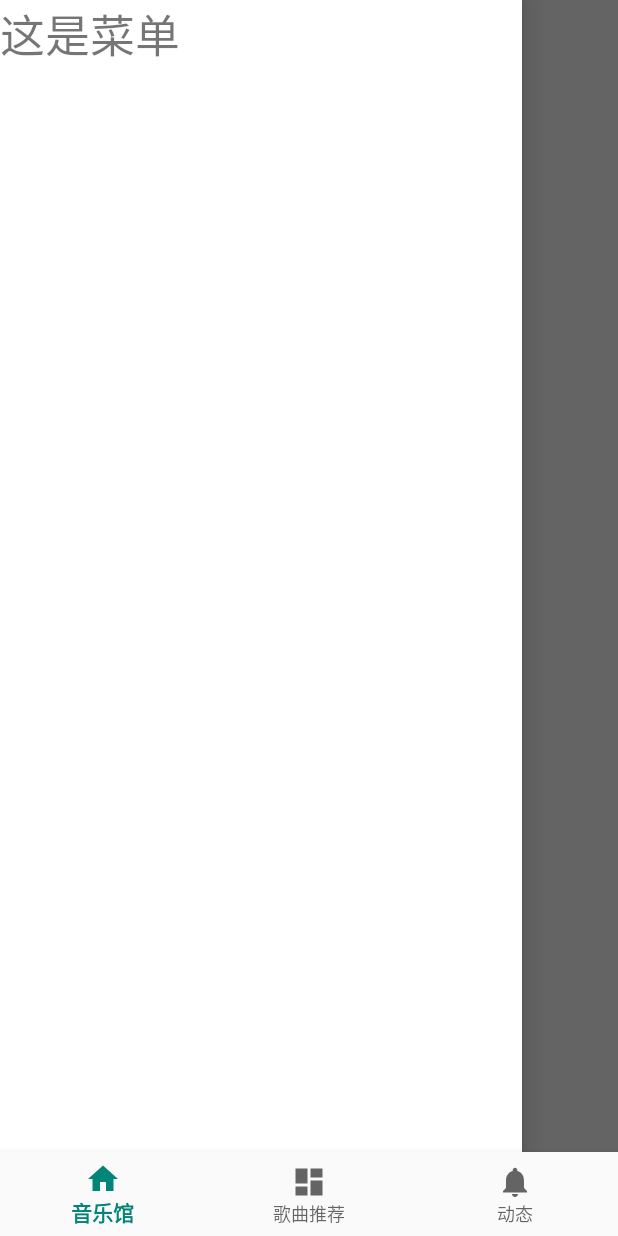
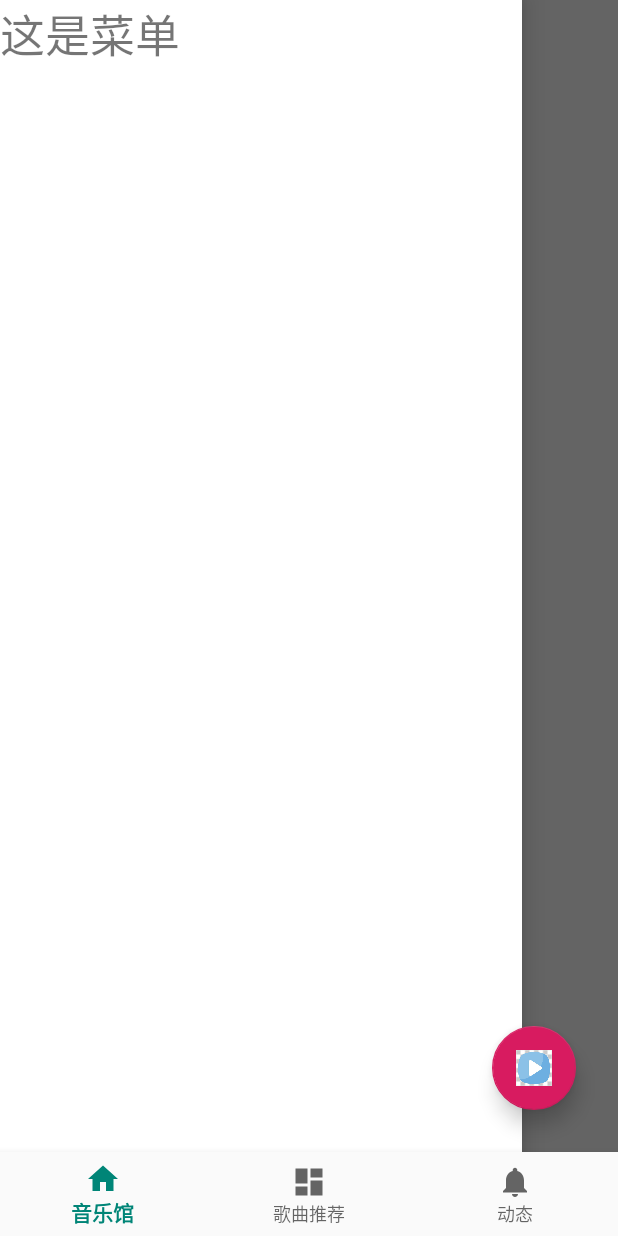
Before and after one commit to Xf-asuka-miona-yoda/NogiMusic, an Android app: the HomeActivity screen opened directly, with no data from a screen before it, with the side drawer open, on a phone screen of 412 x 824 dp. Run offline under Robolectric (Android 15) with nearby library versions, the light colour scheme and no system bars; libraries missing offline, so code that uses them is left out: com.youth.banner; pictures from the network do not load; 9 statements that could not run were skipped.

Commit message:
7th commit

```diff
--- a/app/build.gradle
+++ b/app/build.gradle
@@ -36,4 +36,6 @@ dependencies {
     implementation 'com.squareup.okhttp3:okhttp:3.7.0'
     implementation 'com.squareup.okio:okio:1.8.0'
     implementation 'com.google.code.gson:gson:2.7'
+    implementation 'com.youth.banner:banner:1.4.9'
+    implementation 'com.github.bumptech.glide:glide:3.7.0'
 }
--- a/app/src/main/AndroidManifest.xml
+++ b/app/src/main/AndroidManifest.xml
@@ -3,6 +3,8 @@
     package="com.example.nogimusic">
 
     <uses-permission android:name="android.permission.INTERNET" />
+    <uses-permission android:name="android.permission.READ_EXTERNAL_STORAGE" />
+    <uses-permission android:name="android.permission.WRITE_EXTERNAL_STORAGE"/>
 
     <application
         android:allowBackup="true"
--- a/app/src/main/java/com/example/nogimusic/HomeActivity.java
+++ b/app/src/main/java/com/example/nogimusic/HomeActivity.java
@@ -4,16 +4,19 @@ import android.content.Intent;
 import android.os.Bundle;
 import android.support.annotation.NonNull;
 import android.support.design.widget.BottomNavigationView;
+import android.support.design.widget.FloatingActionButton;
 import android.support.v4.app.Fragment;
 import android.support.v4.app.FragmentManager;
 import android.support.v4.app.FragmentTransaction;
 import android.support.v7.app.AppCompatActivity;
 import android.view.MenuItem;
+import android.view.View;
 import android.widget.TextView;
+import android.widget.Toast;
 
 public class HomeActivity extends AppCompatActivity {
 
-    private TextView mTextMessage;
+    private FloatingActionButton fab;
     private Music_home music_home_fragment;
     private Music_recommend music_recommend_fragment;
     private Social_contact social_contact_fragment;
@@ -48,11 +51,18 @@ public class HomeActivity extends AppCompatActivity {
         super.onCreate(savedInstanceState);
         setContentView(R.layout.activity_home);
 
-        mTextMessage = (TextView) findViewById(R.id.message);
         BottomNavigationView navigation = (BottomNavigationView) findViewById(R.id.navigation);
         navigation.setOnNavigationItemSelectedListener(mOnNavigationItemSelectedListener);
         initfragment();
         replaceFragment(music_home_fragment);
+
+        fab = (FloatingActionButton) findViewById(R.id.fab);
+        fab.setOnClickListener(new View.OnClickListener() {
+            @Override
+            public void onClick(View v) {
+                Toast.makeText(HomeActivity.this, "悬浮按钮来喽", Toast.LENGTH_SHORT).show();
+            }
+        });
     }
 
     @Override
--- a/app/src/main/java/com/example/nogimusic/Music_home.java
+++ b/app/src/main/java/com/example/nogimusic/Music_home.java
@@ -1,19 +1,91 @@
 package com.example.nogimusic;
 
+import android.content.Context;
 import android.os.Bundle;
 import android.support.annotation.NonNull;
 import android.support.annotation.Nullable;
 import android.support.v4.app.Fragment;
+import android.util.Log;
 import android.view.LayoutInflater;
 import android.view.View;
 import android.view.ViewGroup;
+import android.widget.ImageView;
 
-public class Music_home extends Fragment {
+import com.bumptech.glide.Glide;
+import com.youth.banner.Banner;
+import com.youth.banner.BannerConfig;
+import com.youth.banner.Transformer;
+import com.youth.banner.listener.OnBannerListener;
+import com.youth.banner.loader.ImageLoader;
+
+import java.util.ArrayList;
+
+public class Music_home extends Fragment implements OnBannerListener {
     private View view;
+
+    private Banner banner;
+    private ArrayList<String> list_path;
+    private ArrayList<String> list_title;
+
     @Nullable
     @Override
     public View onCreateView(@NonNull LayoutInflater inflater, @Nullable ViewGroup container, @Nullable Bundle savedInstanceState) {
         view = inflater.inflate(R.layout.music_home, container, false);
         return view;
     }
+
+    @Override
+    public void onActivityCreated(@Nullable Bundle savedInstanceState) {
+        super.onActivityCreated(savedInstanceState);
+        initBanner();
+    }
+
+    public void initBanner(){ //初始化轮播图
+        banner = (Banner)view.findViewById(R.id.banner);
+        list_path = new ArrayList<>();
+        //放标题的集合
+        list_title = new ArrayList<>();
+
+        list_path.add(Global_Variable.ip + "NogiMusic/轮播1.jpg");
+        list_path.add(Global_Variable.ip + "NogiMusic/轮播2.jpg");
+        list_path.add(Global_Variable.ip + "NogiMusic/轮播3.jpg");
+        list_path.add(Global_Variable.ip + "NogiMusic/轮播4.jpg");
+        list_title.add("好好学习");
+        list_title.add("天天向上");
+        list_title.add("热爱劳动");
+        list_title.add("不搞对象");
+        //设置内置样式，共有六种可以点入方法内逐一体验使用。
+        banner.setBannerStyle(BannerConfig.CIRCLE_INDICATOR_TITLE_INSIDE);
+        //设置图片加载器，图片加载器在下方
+        banner.setImageLoader(new MyLoader());
+        //设置图片网址或地址的集合
+        banner.setImages(list_path);
+        //设置轮播的动画效果，内含多种特效，可点入方法内查找后内逐一体验
+        banner.setBannerAnimation(Transformer.Default);
+        //设置轮播图的标题集合
+        banner.setBannerTitles(list_title);
+        //设置轮播间隔时间
+        banner.setDelayTime(3000);
+        //设置是否为自动轮播，默认是“是”。
+        banner.isAutoPlay(true);
+        //设置指示器的位置，小点点，左中右。
+        banner.setIndicatorGravity(BannerConfig.CENTER)
+                //以上内容都可写成链式布局，这是轮播图的监听。比较重要。方法在下面。
+                .setOnBannerListener(this)
+                //必须最后调用的方法，启动轮播图。
+                .start();
+    }
+
+    @Override
+    public void OnBannerClick(int position) {
+        Log.d("tag", "你点了第"+position+"张轮播图");
+    }
+
+    //自定义的图片加载器
+    private class MyLoader extends ImageLoader {
+        @Override
+        public void displayImage(Context context, Object path, ImageView imageView) {
+            Glide.with(context).load((String) path).into(imageView);
+        }
+    }
 }
--- a/app/src/main/res/layout/activity_home.xml
+++ b/app/src/main/res/layout/activity_home.xml
@@ -7,13 +7,22 @@
     android:orientation="vertical"
     tools:context=".MainActivity">
 
+    <android.support.design.widget.FloatingActionButton
+        android:id="@+id/fab"
+        android:layout_width="wrap_content"
+        android:layout_height="wrap_content"
+        android:layout_gravity="bottom|end"
+        android:layout_marginEnd="28dp"
+        android:layout_marginBottom="28dp"
+        android:src="@mipmap/ic_play"
+        app:layout_constraintBottom_toTopOf="@+id/navigation"
+        app:layout_constraintEnd_toEndOf="parent"
+        app:elevation="8dp"/>
 
     <android.support.design.widget.BottomNavigationView
         android:id="@+id/navigation"
         android:layout_width="0dp"
         android:layout_height="wrap_content"
-        android:layout_marginStart="0dp"
-        android:layout_marginEnd="0dp"
         android:background="?android:attr/windowBackground"
         app:layout_constraintBottom_toBottomOf="parent"
         app:layout_constraintLeft_toLeftOf="parent"
@@ -23,17 +32,19 @@
     <android.support.v4.widget.DrawerLayout xmlns:android="http://schemas.android.com/apk/res/android"
         xmlns:app="http://schemas.android.com/apk/res-auto"
         android:id="@+id/drawerlayout"
-        android:layout_width="match_parent"
-        android:layout_height="match_parent">
+        android:layout_width="0dp"
+        android:layout_height="0dp"
+        app:layout_constraintBottom_toBottomOf="parent"
+        app:layout_constraintEnd_toEndOf="parent"
+        app:layout_constraintStart_toStartOf="parent"
+        app:layout_constraintTop_toTopOf="parent">
 
 
         <FrameLayout
             android:id="@+id/homepage"
             android:layout_width="match_parent"
             android:layout_height="match_parent"
-            android:layout_weight="1">
-
-        </FrameLayout>
+            android:layout_weight="1"></FrameLayout>
 
         <TextView
             android:layout_width="match_parent"
@@ -45,4 +56,5 @@
 
     </android.support.v4.widget.DrawerLayout>
 
+
 </android.support.constraint.ConstraintLayout>
--- a/app/src/main/res/layout/music_home.xml
+++ b/app/src/main/res/layout/music_home.xml
@@ -1,5 +1,6 @@
 <?xml version="1.0" encoding="utf-8"?>
 <LinearLayout xmlns:android="http://schemas.android.com/apk/res/android"
+    android:orientation="vertical"
     android:layout_width="match_parent"
     android:layout_height="match_parent">
 
@@ -8,4 +9,9 @@
         android:layout_height="wrap_content"
         android:text="音乐馆"/>
 
+    <com.youth.banner.Banner
+        android:id="@+id/banner"
+        android:layout_width="match_parent"
+        android:layout_height="150dp" />
+
 </LinearLayout>
```
Also changed, not shown: app/src/main/res/mipmap-xxxhdpi/ic_play.jpg (added).
